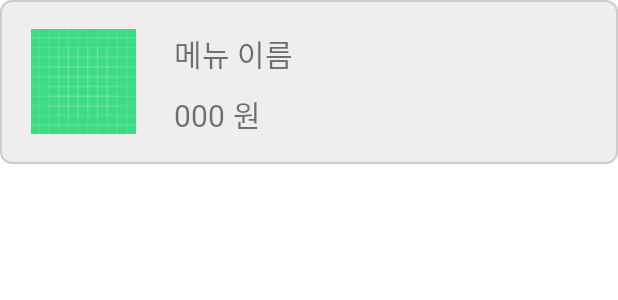
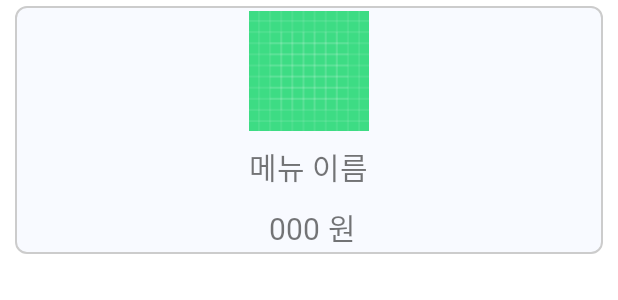
Before and after one commit to KNUwarriors/ETRI_Kiosk, an Android app: the layout menu_list.xml on its own in the app's theme, with its tools: preview values and no code run, on a phone screen of 412 x 824 dp. Shown: the top 300 px of the screen. Run offline under Robolectric (Android 15) with nearby library versions, the phone set to English and light mode, and no system bars.

Commit message:
Grid Layout for Menu Recycler View

```diff
--- a/app/src/main/java/com/warriors/etri/kiosk/MainActivity.java
+++ b/app/src/main/java/com/warriors/etri/kiosk/MainActivity.java
@@ -4,6 +4,7 @@ import androidx.annotation.NonNull;
 import androidx.appcompat.app.AppCompatActivity;
 import androidx.core.app.ActivityCompat;
 import androidx.core.splashscreen.SplashScreen;
+import androidx.recyclerview.widget.GridLayoutManager;
 import androidx.recyclerview.widget.LinearLayoutManager;
 import androidx.recyclerview.widget.RecyclerView;
 
@@ -89,8 +90,10 @@ public class MainActivity extends AppCompatActivity implements ETRIApiHandler.On
         payButton = findViewById(R.id.payButton);
         // menu
         MenuRecyclerView = findViewById(R.id.recyclerView);
-        MenuRecyclerView.setHasFixedSize(true);
-        layoutManager = new LinearLayoutManager(this);
+        // 변경: GridLayoutManager로 변경
+        layoutManager = new GridLayoutManager(this, 2); // 2는 열의 수, 필요에 따라 조절
+//        MenuRecyclerView.setHasFixedSize(true);
+//        layoutManager = new LinearLayoutManager(this);
         MenuRecyclerView.setLayoutManager(layoutManager);
         MenuArrayList = new ArrayList<>();
         // order
--- a/app/src/main/res/drawable/layout_backgroud.xml
+++ b/app/src/main/res/drawable/layout_backgroud.xml
@@ -2,7 +2,7 @@
 <shape
     xmlns:android="http://schemas.android.com/apk/res/android"
     android:shape="rectangle">
-    <solid android:color="#EEEEEE" />
+    <solid android:color="#f8faff" />
     <stroke android:color="#CCCCCC" android:width="1dp" />
     <corners android:radius="7dp" />
 </shape>
--- a/app/src/main/res/layout/activity_main.xml
+++ b/app/src/main/res/layout/activity_main.xml
@@ -10,7 +10,10 @@
     <androidx.recyclerview.widget.RecyclerView
         android:id="@+id/recyclerView"
         android:layout_width="match_parent"
-        android:layout_height="370dp" />
+        android:layout_height="370dp"
+        android:layout_marginHorizontal="10dp"
+        android:layout_marginVertical="3dp"
+        />
 
     <TextView
         android:id="@+id/resultTextView"
@@ -55,7 +58,9 @@
             android:text="결제하기"
             android:textColor="#5D9DF2"
             android:textSize="18dp"
-            android:layout_margin="3dp" />
+            android:layout_margin="3dp"
+            />
+
 
     </LinearLayout>
 
--- a/app/src/main/res/layout/menu_list.xml
+++ b/app/src/main/res/layout/menu_list.xml
@@ -7,33 +7,31 @@
         android:layout_width="match_parent"
         android:layout_height="wrap_content"
         android:background="@drawable/layout_backgroud"
-        android:orientation="horizontal">
+        android:orientation="vertical"
+        android:layout_marginHorizontal="10dp"
+        android:layout_marginVertical="4dp">
 
         <ImageView
             android:id="@+id/menu_img"
-            android:layout_width="80dp"
-            android:layout_height="70dp"
-            android:layout_gravity="center_vertical"
-            android:layout_marginLeft="15dp"
+            android:layout_width="85dp"
+            android:layout_height="80dp"
+            android:layout_gravity="center_horizontal"
+            android:layout_margin="3dp"
             android:src="@drawable/ic_launcher_background" />
-
-        <LinearLayout
-            android:layout_width="match_parent"
-            android:layout_height="wrap_content"
-            android:layout_margin="15dp"
-            android:orientation="vertical">
 
         <TextView
             android:id="@+id/menu_name"
             android:layout_width="wrap_content"
             android:layout_height="wrap_content"
+            android:layout_gravity="center_horizontal"
             android:layout_margin="5dp"
             android:text="메뉴 이름"
             android:textSize="20dp" />
 
         <LinearLayout
-                android:layout_width="match_parent"
+            android:layout_width="wrap_content"
             android:layout_height="wrap_content"
+            android:layout_gravity="center_horizontal"
             android:orientation="horizontal">
 
             <TextView
@@ -54,7 +52,7 @@
         </LinearLayout>
 
 
-        </LinearLayout>
+
 
 
     </LinearLayout>
```
Lines whose indentation alone changed are shown as unchanged.
